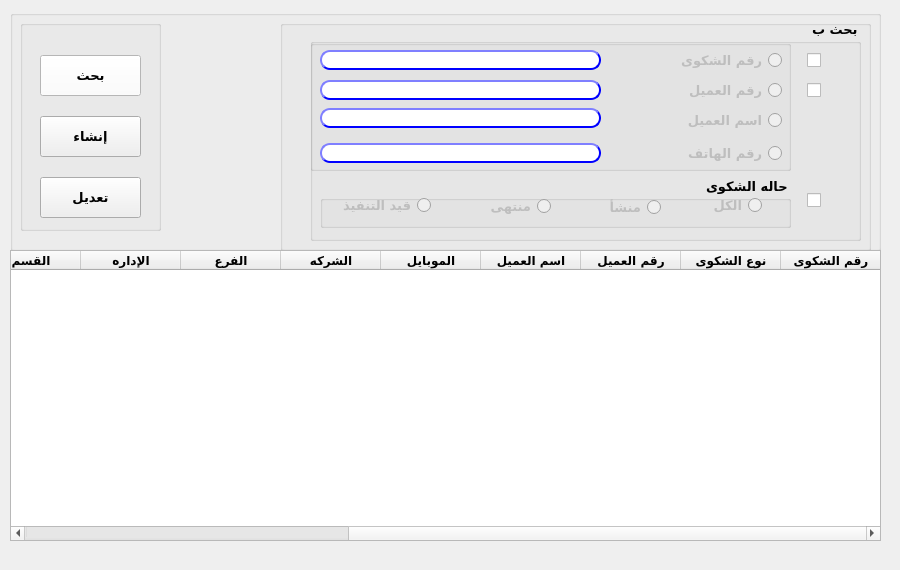
Old version of the form presentation/customer_service_ui/customerٍService_display.ui in the repository shymaa123456/HyperPOS2020.
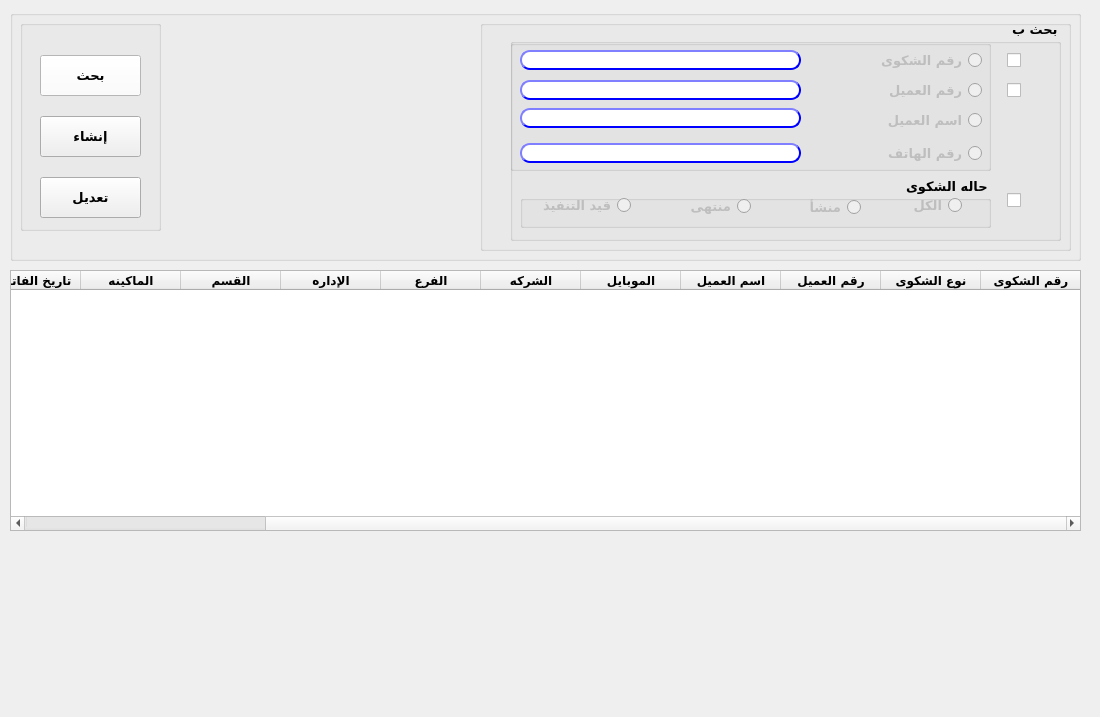
New version of the form.

```diff
--- a/presentation/customer_service_ui/customerٍService_display.ui
+++ b/presentation/customer_service_ui/customerٍService_display.ui
@@ -6,20 +6,20 @@
    <rect>
     <x>0</x>
     <y>0</y>
-    <width>900</width>
-    <height>570</height>
+    <width>1100</width>
+    <height>717</height>
    </rect>
   </property>
   <property name="minimumSize">
    <size>
-    <width>900</width>
-    <height>570</height>
+    <width>1100</width>
+    <height>717</height>
    </size>
   </property>
   <property name="maximumSize">
    <size>
-    <width>900</width>
-    <height>570</height>
+    <width>1100</width>
+    <height>717</height>
    </size>
   </property>
   <property name="windowTitle">
@@ -48,8 +48,8 @@
     <rect>
      <x>10</x>
      <y>10</y>
-     <width>871</width>
-     <height>241</height>
+     <width>1071</width>
+     <height>251</height>
     </rect>
    </property>
    <property name="font">
@@ -75,7 +75,7 @@
    <widget class="QGroupBox" name="groupBox_5">
     <property name="geometry">
      <rect>
-      <x>270</x>
+      <x>470</x>
       <y>10</y>
       <width>591</width>
       <height>231</height>
@@ -835,9 +835,9 @@
    <property name="geometry">
     <rect>
      <x>10</x>
-     <y>250</y>
-     <width>871</width>
-     <height>291</height>
+     <y>270</y>
+     <width>1071</width>
+     <height>261</height>
     </rect>
    </property>
    <property name="font">
```
